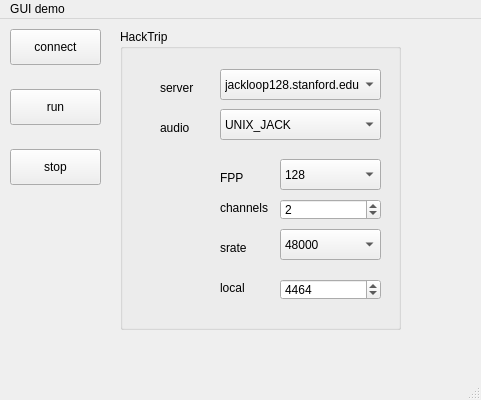
Old version of the form guiDemo/app/mainwindow.ui in the repository cchafe/hacktrip.
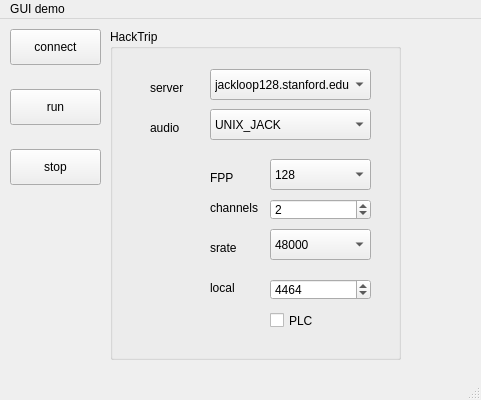
New version of the form.

Commit message: added PLCcheckBox and methods, increased qLen to 35 after testing with jackloop128 -- checkBox confirms that PLC is faster than the simple ring buffer

Patch:
```diff
--- a/guiDemo/app/mainwindow.ui
+++ b/guiDemo/app/mainwindow.ui
@@ -56,10 +56,10 @@
    <widget class="QGroupBox" name="groupBox">
     <property name="geometry">
      <rect>
-      <x>120</x>
+      <x>110</x>
       <y>10</y>
-      <width>281</width>
-      <height>301</height>
+      <width>291</width>
+      <height>331</height>
      </rect>
     </property>
     <property name="title">
@@ -305,6 +305,19 @@
       </property>
      </item>
     </widget>
+    <widget class="QCheckBox" name="plcCheckBox">
+     <property name="geometry">
+      <rect>
+       <x>160</x>
+       <y>280</y>
+       <width>87</width>
+       <height>23</height>
+      </rect>
+     </property>
+     <property name="text">
+      <string>PLC</string>
+     </property>
+    </widget>
    </widget>
   </widget>
   <widget class="QMenuBar" name="menubar">
```
The commit also changes 10 other files.
